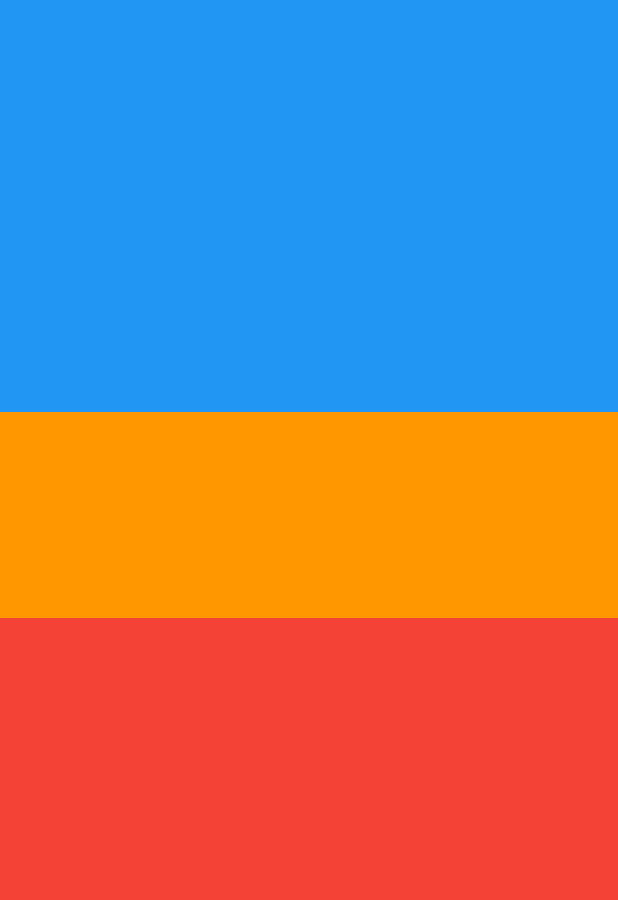
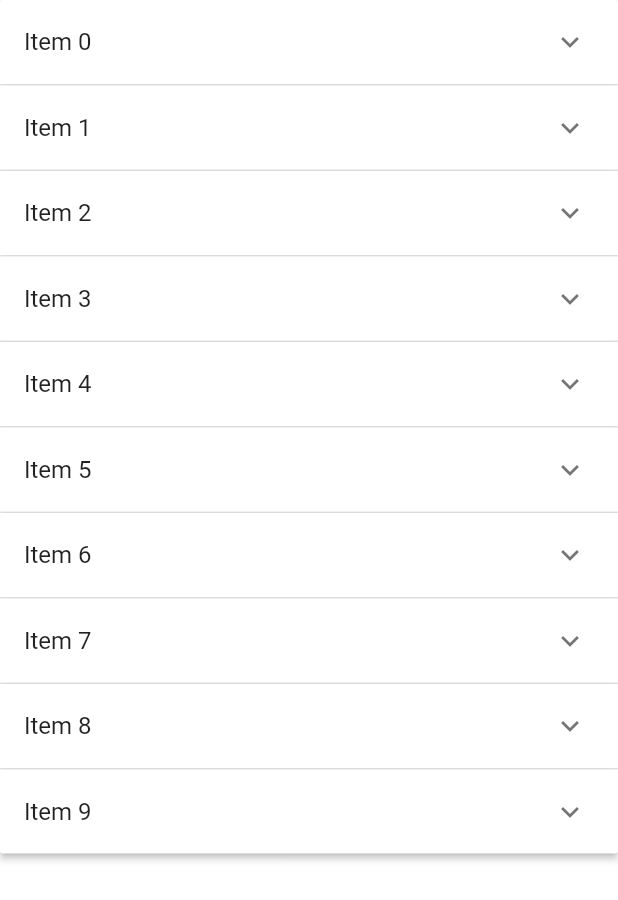
Before and after one commit to srp2210/flutter_learning, a Flutter app: the screen it shows after launch, on a phone screen of 412 x 824 dp. Shown: the top 900 px of the screen. Run offline on Flutter 3.47's test engine with Material 2 defaults, Android fonts, the phone set to English and light mode, and no system bars.

Commit message:
expansionPanel

```diff
--- /dev/null
+++ b/flutter_widgets/lib/expansion_panel_list.dart
@@ -0,0 +1,71 @@
+//!ExpansionPanelList
+
+import 'package:flutter/material.dart';
+
+class Item {
+  Item({
+    required this.headerText,
+    required this.expandedText,
+    this.isExpanded = false,
+  });
+  String headerText;
+  String expandedText;
+  bool isExpanded;
+}
+
+class ExpanPanelWidget extends StatefulWidget {
+  const ExpanPanelWidget({Key? key}) : super(key: key);
+
+  @override
+  State<ExpanPanelWidget> createState() => _ExpanPanelWidget();
+}
+
+class _ExpanPanelWidget extends State<ExpanPanelWidget> {
+  final List<Item> _data = List<Item>.generate(
+    10,
+    (int index) {
+      return Item(
+        headerText: 'Item $index',
+        expandedText: 'This is item number $index',
+      );
+    },
+  );
+
+  @override
+  Widget build(BuildContext context) {
+    return SafeArea(
+      child: SingleChildScrollView(
+        child: ExpansionPanelList(
+          expansionCallback: (int index, bool isExpanded) {
+            setState(() {
+              _data[index].isExpanded = !isExpanded;
+            });
+          },
+          children: _data.map<ExpansionPanel>((Item item) {
+            return ExpansionPanel(
+              headerBuilder: (BuildContext context, bool isExpanded) {
+                return ListTile(
+                  title: Text(item.headerText),
+                );
+              },
+              body: ListTile(
+                  title: Text(item.expandedText),
+                  subtitle: const Text('To delete this item, click trash icon'),
+                  trailing: const Icon(
+                    Icons.delete,
+                    color: Colors.orangeAccent,
+                  ),
+                  onTap: () {
+                    setState(() {
+                      _data.removeWhere(
+                          (Item currentItem) => item == currentItem);
+                    });
+                  }),
+              isExpanded: item.isExpanded,
+            );
+          }).toList(),
+        ),
+      ),
+    );
+  }
+}
--- a/flutter_widgets/lib/main.dart
+++ b/flutter_widgets/lib/main.dart
@@ -1,37 +1,6 @@
 import 'package:flutter/material.dart';
-import 'package:flutter_widgets/alert.dart';
-import 'package:flutter_widgets/bottomsheet.dart';
-import 'package:flutter_widgets/container_sizedbox.dart';
-import 'package:flutter_widgets/dismissible.dart';
-import 'package:flutter_widgets/drawer.dart';
-import 'package:flutter_widgets/dropdown.dart';
-import 'package:flutter_widgets/forms.dart';
-import 'package:flutter_widgets/grid_list.dart';
-import 'package:flutter_widgets/aboutlist_tile.dart';
-import 'package:flutter_widgets/snackbar.dart';
-import 'package:flutter_widgets/stack.dart';
-import 'package:flutter_widgets/tab.dart';
 
-import 'about_dialog.dart';
-import 'absorb_pointer.dart';
-import 'align.dart';
-import 'backdrop_filter.dart';
-import 'banner.dart';
-import 'baseline.dart';
-import 'block_semantics.dart';
-import 'circle_avatar.dart';
-import 'circular_progress_indicator.dart';
-import 'clip_oval.dart';
-import 'clip_path.dart';
-import 'clip_r_rect.dart';
-import 'clip_rect.dart';
-import 'colored_box.dart';
-import 'cupertino_action_sheet_action.dart';
-import 'elevated_button.dart';
-
-import 'expanded.dart';
-
-
+import 'expansion_panel_list.dart';
 
 void main() {
   runApp(const MyApp());
@@ -49,7 +18,7 @@ class MyApp extends StatelessWidget {
       theme: ThemeData(
         primarySwatch: Colors.deepPurple,
       ),
-      home: const ExpandedWidget(),
+      home: const ExpanPanelWidget(),
     );
   }
 }
```
